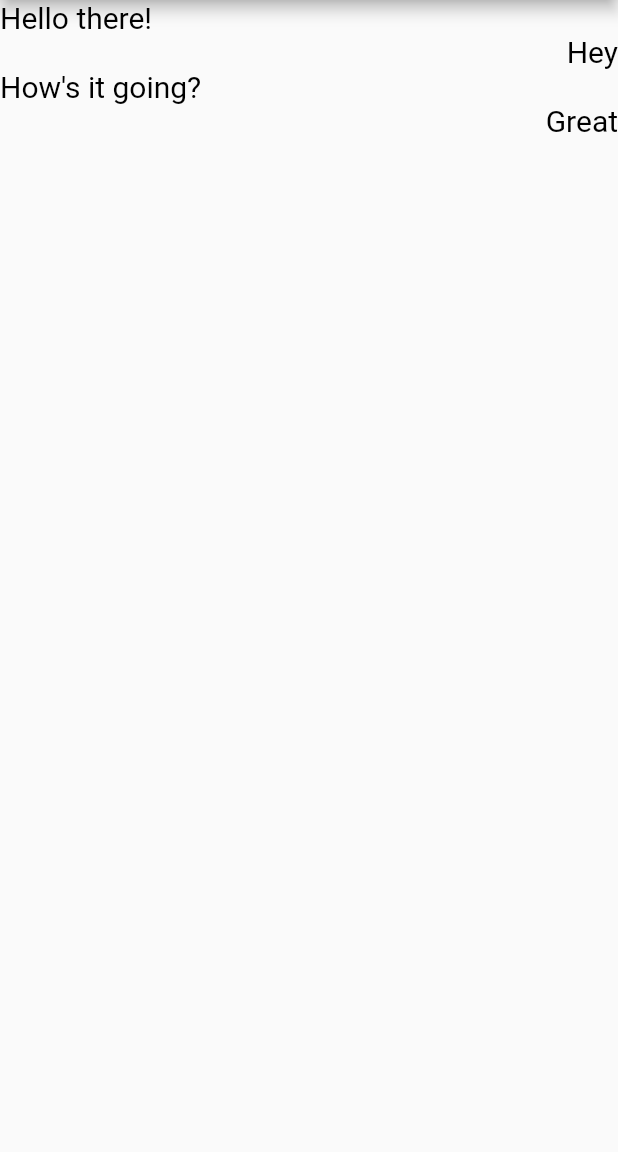
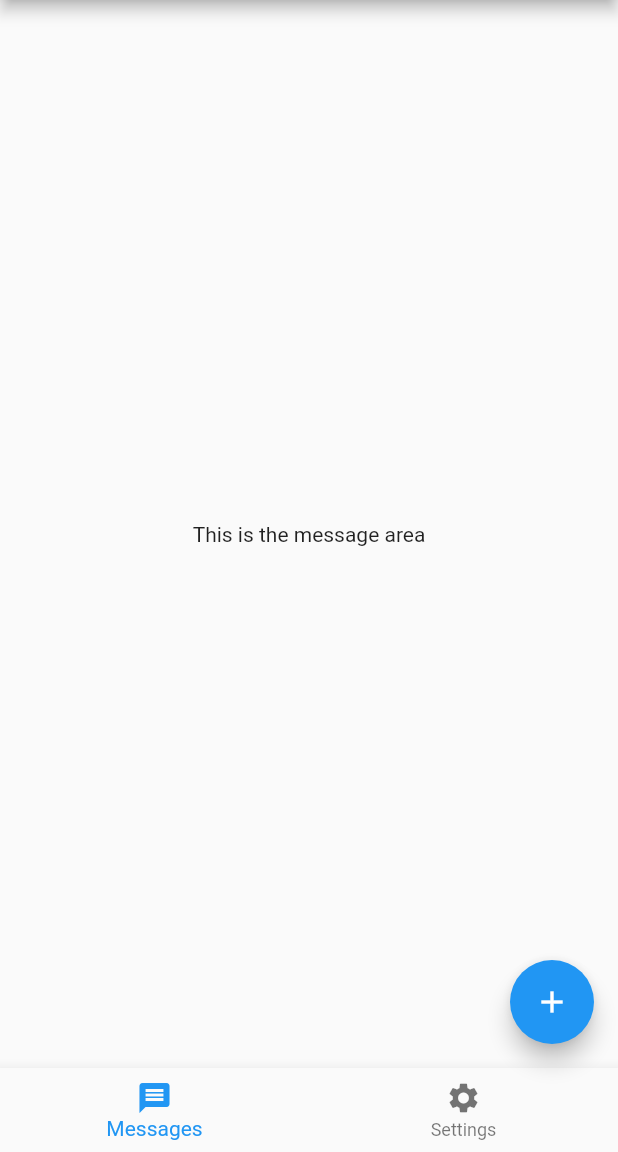
Before and after one commit to mzyzc/echo_client, a Flutter app: the screen it shows after launch, on a phone screen of 412 x 824 dp, the part 84-1236 px from its top. Run offline on Flutter 3.47's test engine with Material 2 defaults, Android fonts, the phone set to English and light mode, and no system bars.

```diff
--- a/lib/main.dart
+++ b/lib/main.dart
@@ -1,40 +1,75 @@
 import 'package:flutter/material.dart';
 
-void main() => runApp(MyApp());
+void main() {
+  runApp(MyApp());
+}
 
 class MyApp extends StatelessWidget {
-  // This widget is the root of your application.
   @override
   Widget build(BuildContext context) {
     return MaterialApp(
       title: 'Echo',
-      home: Scaffold(
-        appBar: AppBar(
-          title: Text('Echo'),
-        ),
-        body: DefaultTextStyle(
-          style: TextStyle(fontSize: 20, color: Colors.black),
-          child: ListView(
-            children: <Widget>[
-              Align(
-                alignment: Alignment.topLeft,
-                child: Text('Hello there!'),
-              ),
-              Align(
-                alignment: Alignment.topRight,
-                child: Text('Hey'),
-              ),
-              Align(
-                alignment: Alignment.topLeft,
-                child: Text('How\'s it going?'),
-              ),
-              Align(
-                alignment: Alignment.topRight,
-                child: Text('Great'),
-              ),
-            ]
+      theme: ThemeData(
+        primarySwatch: Colors.blue,
+        visualDensity: VisualDensity.adaptivePlatformDensity,
+      ),
+      home: HomePage(title: 'Echo'),
+    );
+  }
+}
+
+class HomePage extends StatefulWidget {
+  HomePage({Key key, this.title}) : super(key: key);
+  final String title;
+
+  @override
+  _HomePageState createState() => _HomePageState();
+}
+
+class _HomePageState extends State<HomePage> {
+  int _selectedIndex = 0;
+
+  static const List<Widget> _widgetOptions = <Widget>[
+    Text(
+      'This is the message area',
+    ),
+    Text(
+      'This is the settings area',
+    ),
+  ];
+
+  void _onItemTapped(int index) {
+    setState(() {
+      _selectedIndex = index;
+    });
+  }
+
+  @override
+  Widget build(BuildContext context) {
+    return Scaffold(
+      appBar: AppBar(
+        title: Text(widget.title),
+      ),
+      body: Center(
+        child: _widgetOptions.elementAt(_selectedIndex),
+      ),
+      floatingActionButton: FloatingActionButton(
+        tooltip: 'Add contact',
+        child: Icon(Icons.add),
+      ),
+      bottomNavigationBar: BottomNavigationBar(
+        items: const <BottomNavigationBarItem>[
+          BottomNavigationBarItem(
+            icon: Icon(Icons.message),
+            label: 'Messages',
           ),
-        ),
+          BottomNavigationBarItem(
+            icon: Icon(Icons.settings),
+            label: 'Settings',
+          ),
+        ],
+        currentIndex: _selectedIndex,
+        onTap: _onItemTapped,
       ),
     );
   }
```
Also changed, not shown: pubspec.lock, 1 other file.
